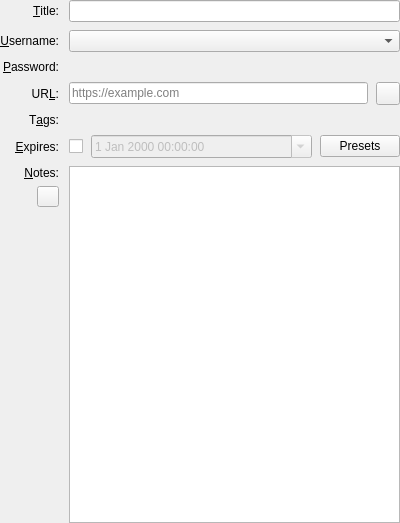
This is src/gui/entry/EditEntryWidgetMain.ui in keepassxreboot/keepassxc as Qt 5 draws it before an edit. The edited form follows.
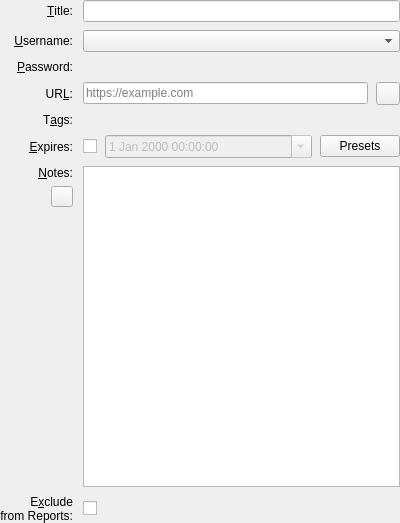
This is the edited form. Custom widgets are drawn as their Qt base class.

Commit message:
Split Advanced page in edit dialog into Attributes, Attachments, and Style
Replace the Advanced page in the entry edit dialog with three pages:
- Attributes: custom key-value fields (format-list-bulleted-square icon)
- Attachments: file attachments (paperclip icon)
- Style: icon selection and foreground/background color pickers (palette icon)

Rename the Entry page to General. Move the exclude-from-reports checkbox
to the General page. Add new MDI icons for Attributes and Style pages.

Patch:
```diff
--- a/src/gui/entry/EditEntryWidgetMain.ui
+++ b/src/gui/entry/EditEntryWidgetMain.ui
@@ -342,6 +342,33 @@
       </property>
      </widget>
     </item>
+    <item row="9" column="0">
+     <widget class="QLabel" name="excludeReportsLabel">
+      <property name="text">
+       <string>E&amp;xclude
+from Reports:</string>
+      </property>
+      <property name="alignment">
+       <set>Qt::AlignRight|Qt::AlignTrailing|Qt::AlignVCenter</set>
+      </property>
+      <property name="wordWrap">
+       <bool>true</bool>
+      </property>
+      <property name="buddy">
+       <cstring>excludeReportsCheckBox</cstring>
+      </property>
+     </widget>
+    </item>
+    <item row="9" column="1">
+     <widget class="QCheckBox" name="excludeReportsCheckBox">
+      <property name="toolTip">
+       <string>If checked, the entry will not appear in reports like Health Check and HIBP even if it doesn't match the quality requirements.</string>
+      </property>
+      <property name="text">
+       <string/>
+      </property>
+     </widget>
+    </item>
    </layout>
   </widget>
  </widget>
```
Left out of the diff: 1 changed line with no effect on the pictures. The commit also changes 7 other files.
